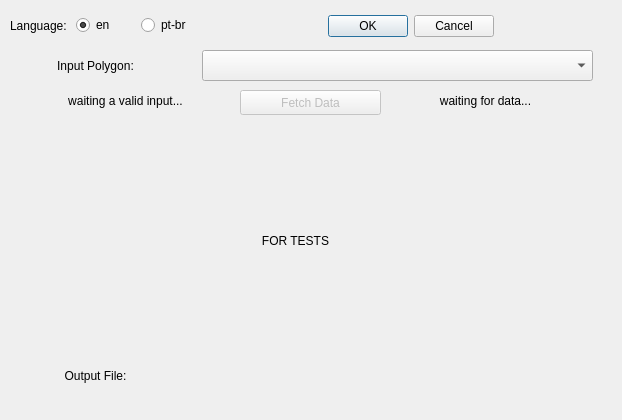
First picture: the form in osm_sidewalkreator_dialog_base.ui, repository kauevestena/osm_sidewalkreator, before the edit.
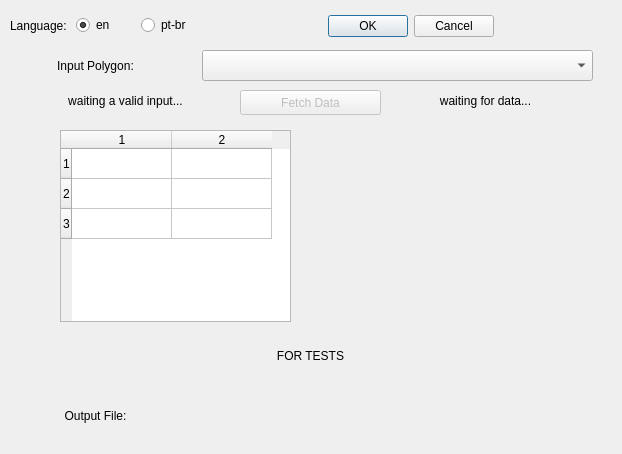
Second picture: the form after the edit. Custom widgets are drawn as their Qt base class.

What changed in the file:
```diff
--- a/osm_sidewalkreator_dialog_base.ui
+++ b/osm_sidewalkreator_dialog_base.ui
@@ -7,7 +7,7 @@
     <x>0</x>
     <y>0</y>
     <width>622</width>
-    <height>420</height>
+    <height>454</height>
    </rect>
   </property>
   <property name="windowTitle">
@@ -107,7 +107,7 @@
    <property name="geometry">
     <rect>
      <x>220</x>
-     <y>360</y>
+     <y>400</y>
      <width>391</width>
      <height>41</height>
     </rect>
@@ -120,7 +120,7 @@
    <property name="geometry">
     <rect>
      <x>30</x>
-     <y>360</y>
+     <y>400</y>
      <width>131</width>
      <height>31</height>
     </rect>
@@ -152,9 +152,9 @@
    <property name="geometry">
     <rect>
      <x>40</x>
-     <y>140</y>
-     <width>511</width>
-     <height>201</height>
+     <y>330</y>
+     <width>541</width>
+     <height>51</height>
     </rect>
    </property>
    <property name="text">
@@ -199,6 +199,27 @@
     <set>Qt::AlignCenter</set>
    </property>
   </widget>
+  <widget class="QTableWidget" name="tableWidget">
+   <property name="geometry">
+    <rect>
+     <x>60</x>
+     <y>130</y>
+     <width>231</width>
+     <height>192</height>
+    </rect>
+   </property>
+   <property name="rowCount">
+    <number>3</number>
+   </property>
+   <property name="columnCount">
+    <number>2</number>
+   </property>
+   <row/>
+   <row/>
+   <row/>
+   <column/>
+   <column/>
+  </widget>
  </widget>
  <customwidgets>
   <customwidget>
```
